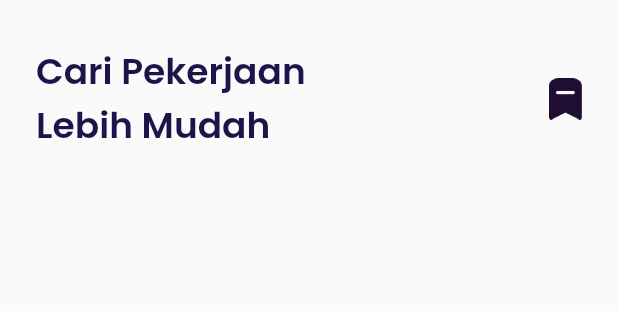
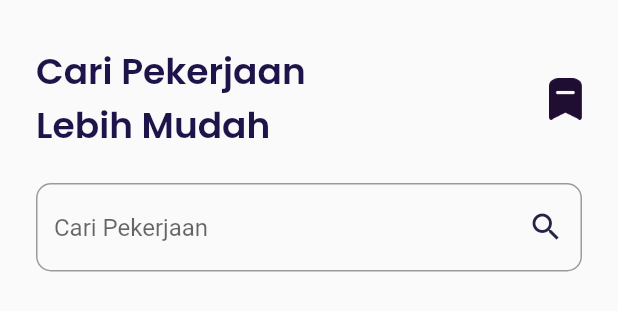
Before and after one commit to fikri-zamzam/Jobqo-Mobile, a Flutter app: the JobList widget shown alone on an empty page, opened directly, on a phone screen of 412 x 824 dp. Shown: the top 311 px of the screen. Run offline on Flutter 3.47's test engine with Material 2 defaults, Android fonts, the phone set to English and light mode, and no system bars; our stand-ins replace bloc, flutter_bloc, flutter_html, google_fonts; accounts and stored records are empty; network calls fail.

Commit message:
fixing bugs

```diff
--- a/lib/ui/pages/job_list_page.dart
+++ b/lib/ui/pages/job_list_page.dart
@@ -59,6 +59,47 @@ class JobList extends StatelessWidget {
       );
     }
 
+    Widget searchInput() {
+      return Container(
+        margin:
+            EdgeInsets.only(top: 20, left: defaultMargin, right: defaultMargin),
+        child: Column(
+          crossAxisAlignment: CrossAxisAlignment.start,
+          children: [
+            TextFormField(
+              cursorColor: kBlackColor,
+              decoration: InputDecoration(
+                fillColor: kGreyColor,
+                hintText: 'Cari Pekerjaan',
+                border: OutlineInputBorder(
+                  borderRadius: BorderRadius.circular(
+                    defaultRadius,
+                  ),
+                ),
+                focusedBorder: OutlineInputBorder(
+                  borderRadius: BorderRadius.circular(defaultRadius),
+                  borderSide: BorderSide(
+                    color: kPrimaryColor,
+                  ),
+                ),
+                suffixIcon: Builder(
+                  builder: (context) {
+                    return GestureDetector(
+                      onTap: () {},
+                      child: Icon(
+                        Icons.search,
+                        color: kPrimaryColor,
+                      ),
+                    );
+                  },
+                ),
+              ),
+            ),
+          ],
+        ),
+      );
+    }
+
     Widget newJob() {
       return Container(
         margin: EdgeInsets.only(
@@ -77,6 +118,7 @@ class JobList extends StatelessWidget {
     return ListView(
       children: [
         header(),
+        searchInput(),
         newJob(),
       ],
     );
```
Also changed, not shown: lib/ui/pages/applicant_page.dart (+64 -45 lines), lib/ui/pages/empty_applicant_page.dart (+57 -1 lines), lib/ui/pages/sign_in_page.dart (+22 -2 lines), lib/ui/pages/sign_up_page.dart (+25 -3 lines), lib/ui/pages/submit_job.dart (+8 -1 lines), lib/ui/widgets/riwayat_card.dart (added, +62 -0 lines), lib/models/riwayat_model.dart (added), lib/providers/riwayat_provider.dart (added), lib/services/riwayat_provider.dart (added), 2 other files.
